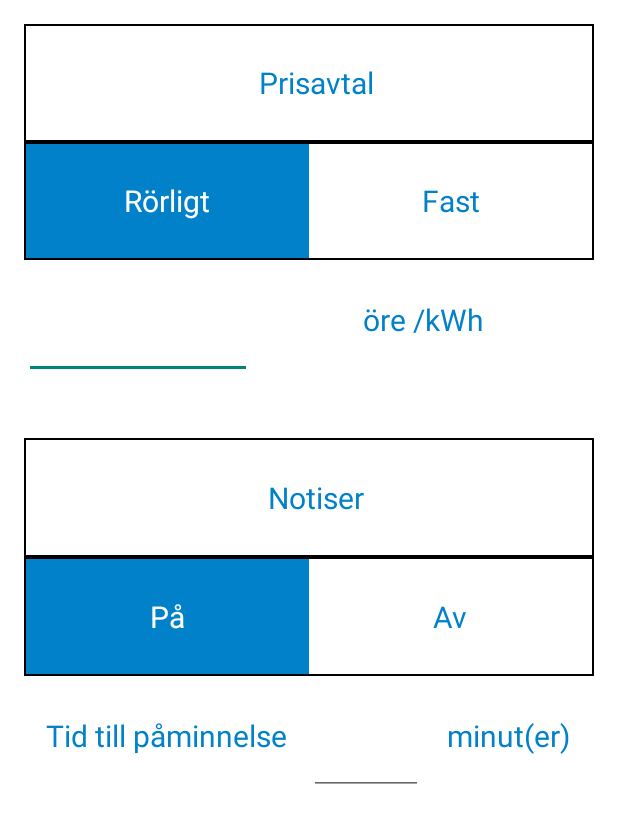
After one commit to e-karlsson/SmartWasher, an Android app: the layout layout_settings_content.xml on its own in the app's theme, with its tools: preview values and no code run, on a phone screen of 412 x 824 dp. The commit adds this screen. Shown: the top 823 px of the screen. Run offline under Robolectric (Android 15) with nearby library versions, the phone set to English and light mode, and no system bars.

Commit message:
Design v 1.3 Added Layout settings, wash program.

```diff
--- a/app/src/main/res/layout/layout_home_content.xml
+++ b/app/src/main/res/layout/layout_home_content.xml
@@ -6,14 +6,13 @@
     <LinearLayout xmlns:android="http://schemas.android.com/apk/res/android"
         xmlns:tools="http://schemas.android.com/tools"
         android:layout_width="match_parent"
-        android:layout_height="0dp"
+        android:layout_height="match_parent"
         android:paddingLeft="@dimen/activity_horizontal_margin"
         android:paddingRight="@dimen/activity_horizontal_margin"
         android:paddingTop="@dimen/activity_vertical_margin"
         android:paddingBottom="@dimen/activity_vertical_margin"
         tools:context=".MainActivity"
         android:orientation="vertical"
-        android:layout_weight="75"
         android:id="@+id/ll_content_parent"
         android:weightSum="100"
         android:background="@color/background">
--- /dev/null
+++ b/app/src/main/res/layout/layout_settings_content.xml
@@ -0,0 +1,275 @@
+<?xml version="1.0" encoding="utf-8"?>
+
+
+    <!-- CONTENT -->
+
+    <LinearLayout xmlns:android="http://schemas.android.com/apk/res/android"
+        xmlns:tools="http://schemas.android.com/tools"
+        android:layout_width="match_parent"
+        android:layout_height="match_parent"
+        android:paddingLeft="@dimen/activity_horizontal_margin"
+        android:paddingRight="@dimen/activity_horizontal_margin"
+        android:paddingTop="@dimen/activity_vertical_margin"
+        android:paddingBottom="@dimen/activity_vertical_margin"
+        tools:context=".MainActivity"
+        android:orientation="vertical"
+        android:id="@+id/ll_content_parent"
+        android:weightSum="100"
+        android:background="@color/background">
+
+    <!-- Prisavtal -->
+    <LinearLayout
+        android:orientation="horizontal"
+        android:layout_width="match_parent"
+        android:layout_height="0dp"
+        android:layout_weight="10"
+        android:weightSum="10"
+        android:background="@drawable/all_around_stroke"
+        android:paddingLeft="@dimen/padding_left"
+        android:gravity="center_vertical"
+        >
+        <LinearLayout
+            android:orientation="horizontal"
+            android:layout_width="fill_parent"
+            android:layout_height="fill_parent"
+            android:gravity="center_vertical|center_horizontal">
+            <TextView
+                android:layout_width="wrap_content"
+                android:layout_height="wrap_content"
+                android:text="Prisavtal"
+                android:textSize="@dimen/tv_start_param"
+                android:textColor="@color/tieto_darkblue"/>
+        </LinearLayout>
+    </LinearLayout>
+
+    <LinearLayout
+        android:orientation="horizontal"
+        android:layout_width="match_parent"
+        android:layout_height="0dp"
+        android:layout_weight="10"
+        android:weightSum="100"
+        android:background="@drawable/all_around_stroke"
+        android:padding="1dp">
+
+        <LinearLayout
+            android:orientation="horizontal"
+            android:layout_width="0dp"
+            android:layout_height="match_parent"
+            android:layout_weight="50"
+            android:layout_gravity="center">
+
+            <TextView
+                android:layout_width="fill_parent"
+                android:layout_height="fill_parent"
+                android:text="Rörligt"
+                android:background="@color/tieto_darkblue"
+                android:textColor="#ffffff"
+                android:textSize="@dimen/tv_start_param"
+                android:gravity="center"
+                android:id="@+id/tv_settings_variable" />
+        </LinearLayout>
+        <LinearLayout
+            android:orientation="horizontal"
+            android:layout_width="0dp"
+            android:layout_height="match_parent"
+            android:layout_weight="50"
+            android:layout_gravity="center">
+
+            <TextView
+                android:layout_width="fill_parent"
+                android:layout_height="fill_parent"
+                android:text="Fast"
+                android:background="#ffffff"
+                android:textColor="@color/tieto_darkblue"
+
+                android:textSize="@dimen/tv_start_param"
+                android:gravity="center"
+                android:id="@+id/tv_settings_static" />
+        </LinearLayout>
+
+    </LinearLayout>
+
+    <LinearLayout
+        android:orientation="horizontal"
+        android:layout_width="fill_parent"
+        android:layout_height="0dp"
+        android:layout_weight="10"
+        android:weightSum="5">
+
+        <LinearLayout
+            android:orientation="horizontal"
+            android:layout_width="0dp"
+            android:layout_height="fill_parent"
+            android:layout_weight="2">
+
+            <EditText
+                android:layout_width="fill_parent"
+                android:layout_height="fill_parent"
+                android:inputType="number"
+                android:ems="10"
+                android:id="@+id/et_settings_price" />
+        </LinearLayout>
+        <LinearLayout
+            android:orientation="horizontal"
+            android:layout_width="0dp"
+            android:layout_height="fill_parent"
+            android:layout_weight="3"
+            android:gravity="center_vertical|center_horizontal">
+
+            <TextView
+                android:layout_width="fill_parent"
+                android:layout_height="fill_parent"
+                android:text="öre /kWh"
+                android:background="@color/background"
+                android:textColor="@color/tieto_darkblue"
+                android:textSize="@dimen/tv_start_param"
+                android:gravity="center"
+                android:id="@+id/textView" />
+        </LinearLayout>
+    </LinearLayout>
+
+
+    <!-- EMPTY -->
+    <LinearLayout
+        android:orientation="vertical"
+        android:layout_width="fill_parent"
+        android:layout_height="0dp"
+        android:layout_weight="5">
+
+    </LinearLayout>
+
+
+    <!-- Notiser -->
+    <LinearLayout
+        android:orientation="horizontal"
+        android:layout_width="match_parent"
+        android:layout_height="0dp"
+        android:layout_weight="10"
+        android:weightSum="10"
+        android:background="@drawable/all_around_stroke"
+        android:paddingLeft="@dimen/padding_left"
+        android:gravity="center_vertical"
+        >
+
+        <LinearLayout
+            android:orientation="horizontal"
+            android:layout_width="fill_parent"
+            android:layout_height="fill_parent"
+            android:gravity="center_vertical|center_horizontal" >
+
+            <TextView
+                android:layout_width="wrap_content"
+                android:layout_height="wrap_content"
+                android:text="Notiser"
+                android:textSize="@dimen/tv_start_param"
+                android:textColor="@color/tieto_darkblue"/>
+        </LinearLayout>
+    </LinearLayout>
+
+    <LinearLayout
+        android:orientation="horizontal"
+        android:layout_width="match_parent"
+        android:layout_height="0dp"
+        android:layout_weight="10"
+        android:weightSum="100"
+        android:background="@drawable/all_around_stroke"
+        android:padding="1dp"
+        android:layout_gravity="center_horizontal">
+
+        <LinearLayout
+            android:orientation="horizontal"
+            android:layout_width="0dp"
+            android:layout_height="match_parent"
+            android:layout_weight="50"
+            android:layout_gravity="center" >
+
+            <TextView
+                android:layout_width="fill_parent"
+                android:layout_height="fill_parent"
+                android:text="På"
+                android:background="@color/tieto_darkblue"
+                android:textColor="#ffffff"
+                android:textSize="@dimen/tv_start_param"
+                android:gravity="center"
+                android:id="@+id/tv_settings_notify_on" />
+        </LinearLayout>
+
+        <LinearLayout
+            android:orientation="horizontal"
+            android:layout_width="0dp"
+            android:layout_height="match_parent"
+            android:layout_weight="50"
+            android:layout_gravity="center" >
+
+            <TextView
+                android:layout_width="fill_parent"
+                android:layout_height="fill_parent"
+                android:text="Av"
+                android:background="#ffffff"
+                android:textColor="@color/tieto_darkblue"
+                android:textSize="@dimen/tv_start_param"
+                android:gravity="center"
+                android:id="@+id/tv_settings_notify_off" />
+        </LinearLayout>
+    </LinearLayout>
+
+    <LinearLayout
+        android:orientation="horizontal"
+        android:layout_width="fill_parent"
+        android:layout_height="0dp"
+        android:layout_weight="10"
+        android:weightSum="10" >
+
+        <LinearLayout
+            android:orientation="horizontal"
+            android:layout_width="0dp"
+            android:layout_height="fill_parent"
+            android:layout_weight="5"
+            android:gravity="center_vertical|center_horizontal" >
+
+            <TextView
+                android:layout_width="fill_parent"
+                android:layout_height="fill_parent"
+                android:text="Tid till påminnelse"
+                android:background="@color/background"
+                android:textColor="@color/tieto_darkblue"
+                android:textSize="@dimen/tv_start_param"
+                android:gravity="center"
+                android:id="@+id/textView2" />
+        </LinearLayout>
+
+        <LinearLayout
+            android:orientation="horizontal"
+            android:layout_width="0dp"
+            android:layout_height="fill_parent"
+            android:layout_weight="2" >
+
+            <EditText
+                android:layout_width="fill_parent"
+                android:layout_height="fill_parent"
+                android:inputType="number"
+                android:ems="10"
+                android:id="@+id/et_settings_reminder_time" />
+        </LinearLayout>
+
+        <LinearLayout
+            android:orientation="horizontal"
+            android:layout_width="0dp"
+            android:layout_height="fill_parent"
+            android:layout_weight="3"
+            android:gravity="center_vertical|center_horizontal" >
+
+            <TextView
+                android:layout_width="fill_parent"
+                android:layout_height="fill_parent"
+                android:text="minut(er)"
+                android:background="@color/background"
+                android:textColor="@color/tieto_darkblue"
+                android:textSize="@dimen/tv_start_param"
+                android:gravity="center"
+                android:id="@+id/textView3" />
+        </LinearLayout>
+    </LinearLayout>
+
+
+</LinearLayout>
--- a/app/src/main/res/values/colors.xml
+++ b/app/src/main/res/values/colors.xml
@@ -5,6 +5,8 @@
     <item name="tieto_darkblue" type="color">#0081CA</item>
     <item name="background" type="color">#FFFFFF</item>
     <item name="transparent" type="color">#00000000</item>
+    <item name="button_text_color" type="color">#FFFFFF</item>
+
 
 
 </resources>
--- a/app/src/main/res/values/dimens.xml
+++ b/app/src/main/res/values/dimens.xml
@@ -11,4 +11,6 @@
     <dimen name="forward_arrow">30dp</dimen>
     <dimen name="padding_left">10dp</dimen>
     <dimen name="history_current_value">30dp</dimen>
+    <dimen name="wash_program_choices">25dp</dimen>
+    <dimen name="button_text_size">35dp</dimen>
 </resources>
```
Also changed, not shown: app/src/main/res/layout/layout_history_content.xml (+10 -7 lines), app/src/main/res/layout/layout_start_content.xml (+51 -12 lines), app/src/main/res/layout/layout_wash_program_content.xml (added, +345 -0 lines).
